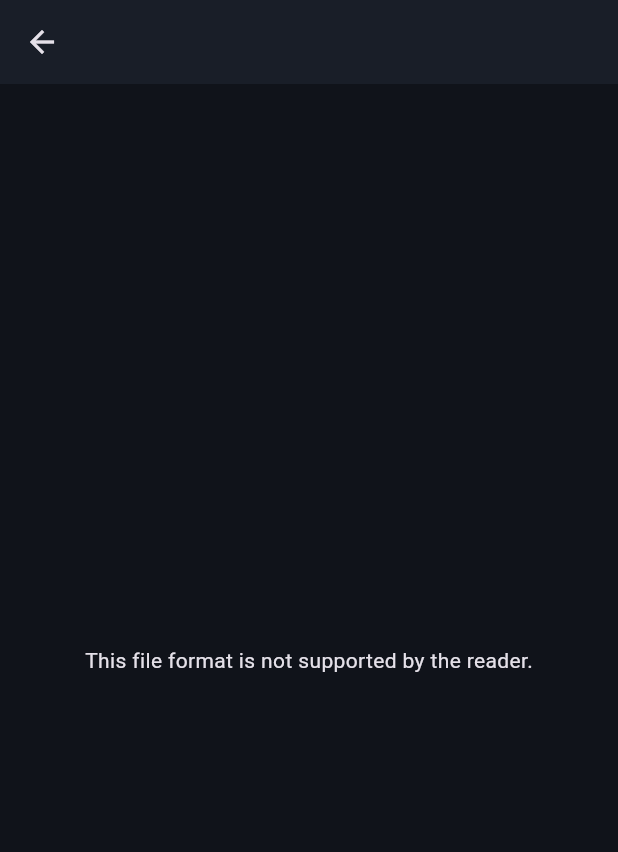
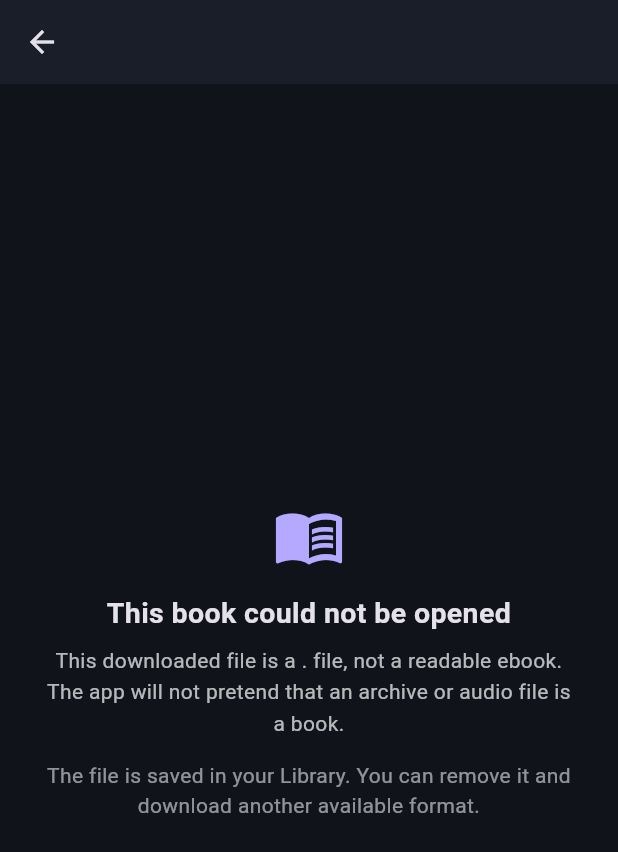
Before and after one commit to Senior-Toasty/books-to-read, a Flutter app: the BookReaderPage screen opened directly with empty values, on a phone screen of 412 x 824 dp. Shown: the top 852 px of the screen. Run offline on Flutter 3.47's test engine with Material 3 defaults, Android fonts, the phone set to English and light mode, and no system bars; our stand-ins replace open_filex, shared_preferences; missing offline and left inert: epub_view, pdfx; accounts and stored records are empty.

Commit message:
Show actual EPUB and PDF loading errors instead of blank reader

```diff
--- a/app/lib/reader/book_reader_page.dart
+++ b/app/lib/reader/book_reader_page.dart
@@ -5,8 +5,11 @@ import 'package:flutter/material.dart';
 import 'package:pdfx/pdfx.dart';
 
 class BookReaderPage extends StatefulWidget {
-  const BookReaderPage({super.key, required this.path, required this.title});
-  final String path, title;
+  const BookReaderPage({super.key, required this.path, required this.title, this.author = ''});
+  final String path;
+  final String title;
+  final String author;
+
   @override
   State<BookReaderPage> createState() => _BookReaderPageState();
 }
@@ -15,40 +18,130 @@ class _BookReaderPageState extends State<BookReaderPage> {
   PdfControllerPinch? _pdfController;
   EpubController? _epubController;
   late final String _extension;
+  bool _epubLoaded = false;
+  String? _readerError;
+
   @override
   void initState() {
     super.initState();
     _extension = widget.path.toLowerCase().split('.').last;
     if (_extension == 'pdf') {
-      _pdfController = PdfControllerPinch(document: PdfDocument.openFile(widget.path));
+      _pdfController = PdfControllerPinch(
+        document: PdfDocument.openFile(widget.path),
+      );
     } else if (_extension == 'epub') {
-      _epubController = EpubController(document: EpubDocument.openFile(File(widget.path)));
+      _epubController = EpubController(
+        document: EpubDocument.openFile(File(widget.path)),
+      );
+    } else if (_extension != 'txt') {
+      _readerError = 'This downloaded file is a .$_extension file, not a readable ebook. '
+          'The app will not pretend that an archive or audio file is a book.';
     }
   }
+
   @override
   void dispose() {
     _pdfController?.dispose();
     _epubController?.dispose();
     super.dispose();
   }
+
+  Widget _errorPanel(Object error) => Center(
+        child: SingleChildScrollView(
+          padding: const EdgeInsets.all(28),
+          child: Column(
+            mainAxisSize: MainAxisSize.min,
+            children: [
+              const Icon(Icons.menu_book_outlined, size: 48, color: Color(0xFFB5A9FF)),
+              const SizedBox(height: 14),
+              const Text('This book could not be opened',
+                  style: TextStyle(fontSize: 19, fontWeight: FontWeight.w700),
+                  textAlign: TextAlign.center),
+              const SizedBox(height: 8),
+              Text(error.toString(),
+                  style: const TextStyle(color: Colors.white70, height: 1.5),
+                  textAlign: TextAlign.center),
+              const SizedBox(height: 14),
+              const Text('The file is saved in your Library. You can remove it and download another available format.',
+                  style: TextStyle(color: Colors.white54),
+                  textAlign: TextAlign.center),
+            ],
+          ),
+        ),
+      );
+
   @override
-  Widget build(BuildContext context) => Scaffold(
-    appBar: AppBar(title: Text(widget.title, maxLines: 1, overflow: TextOverflow.ellipsis)),
-    body: switch (_extension) {
-      'pdf' => PdfViewPinch(controller: _pdfController!),
-      'epub' => EpubView(
+  Widget build(BuildContext context) {
+    final title = widget.author.trim().isEmpty
+        ? widget.title
+        : '${widget.title} · ${widget.author}';
+    return Scaffold(
+      appBar: AppBar(
+        title: Text(title, maxLines: 1, overflow: TextOverflow.ellipsis),
+      ),
+      body: _readerError != null
+          ? _errorPanel(_readerError!)
+          : switch (_extension) {
+              'pdf' => PdfViewPinch(
+                  controller: _pdfController!,
+                  onDocumentError: (error) {
+                    if (mounted) setState(() => _readerError = error.toString());
+                  },
+                  builders: PdfViewPinchBuilders<DefaultBuilderOptions>(
+                    options: const DefaultBuilderOptions(),
+                    documentLoaderBuilder: (_) => const Center(
+                      child: CircularProgressIndicator(),
+                    ),
+                    pageLoaderBuilder: (_) => const Center(
+                      child: CircularProgressIndicator(),
+                    ),
+                    errorBuilder: (_, error) => _errorPanel(error),
+                  ),
+                ),
+              'epub' => Stack(
+                  children: [
+                    EpubView(
                       controller: _epubController!,
-        onDocumentError: (error) => debugPrint('EPUB reader error: $error'),
+                      onDocumentLoaded: (_) {
+                        if (mounted) setState(() => _epubLoaded = true);
+                      },
+                      onDocumentError: (error) {
+                        if (mounted) {
+                          setState(() => _readerError =
+                              error?.toString() ?? 'The EPUB file could not be parsed.');
+                        }
+                      },
+                    ),
+                    if (!_epubLoaded)
+                      const Positioned.fill(
+                        child: ColoredBox(
+                          color: Color(0xFF10131A),
+                          child: Center(child: CircularProgressIndicator()),
+                        ),
+                      ),
+                  ],
                 ),
               'txt' => FutureBuilder<String>(
                   future: File(widget.path).readAsString(),
                   builder: (context, snapshot) {
-          if (snapshot.hasError) return Center(child: Text('Could not open this text file: ${snapshot.error}'));
-          if (!snapshot.hasData) return const Center(child: CircularProgressIndicator());
-          return SelectionArea(child: SingleChildScrollView(padding: const EdgeInsets.all(22), child: Text(snapshot.data!, style: const TextStyle(fontSize: 17, height: 1.7))));
+                    if (snapshot.hasError) return _errorPanel(snapshot.error!);
+                    if (!snapshot.hasData) {
+                      return const Center(child: CircularProgressIndicator());
+                    }
+                    if (snapshot.data!.trim().isEmpty) {
+                      return _errorPanel('This text file is empty.');
+                    }
+                    return SelectionArea(
+                      child: SingleChildScrollView(
+                        padding: const EdgeInsets.all(22),
+                        child: Text(snapshot.data!,
+                            style: const TextStyle(fontSize: 17, height: 1.7)),
+                      ),
+                    );
                   },
                 ),
-      _ => const Center(child: Text('This file format is not supported by the reader.')),
+              _ => _errorPanel('Unsupported file extension: $_extension'),
             },
     );
   }
+}
```
Lines whose indentation alone changed are shown as unchanged.
